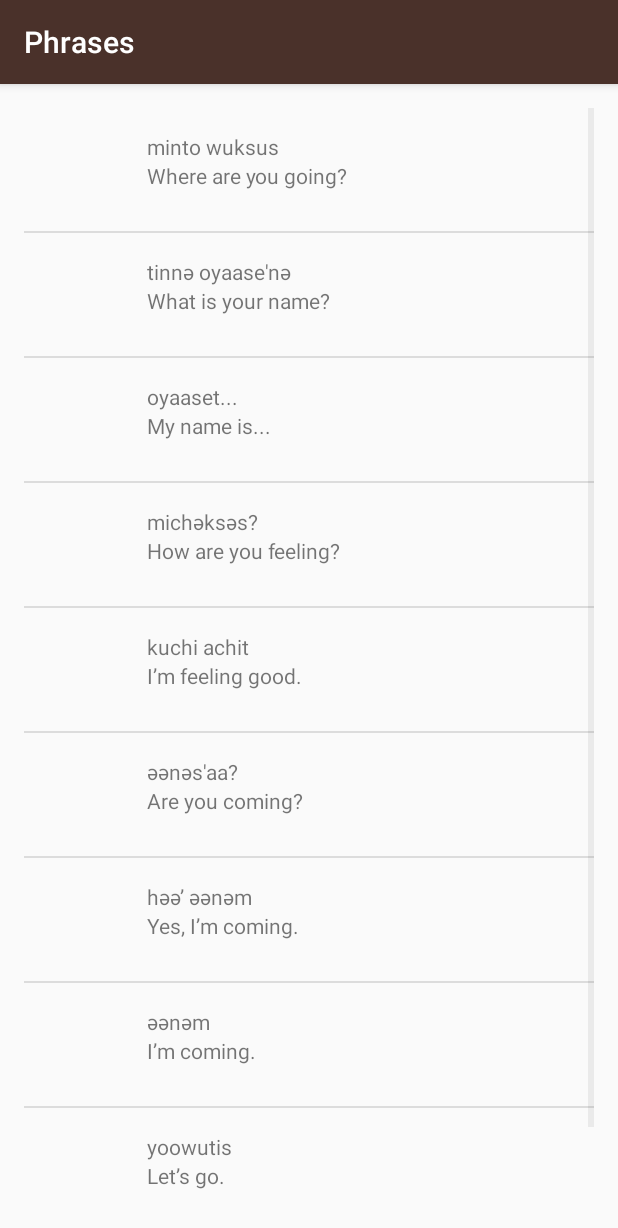
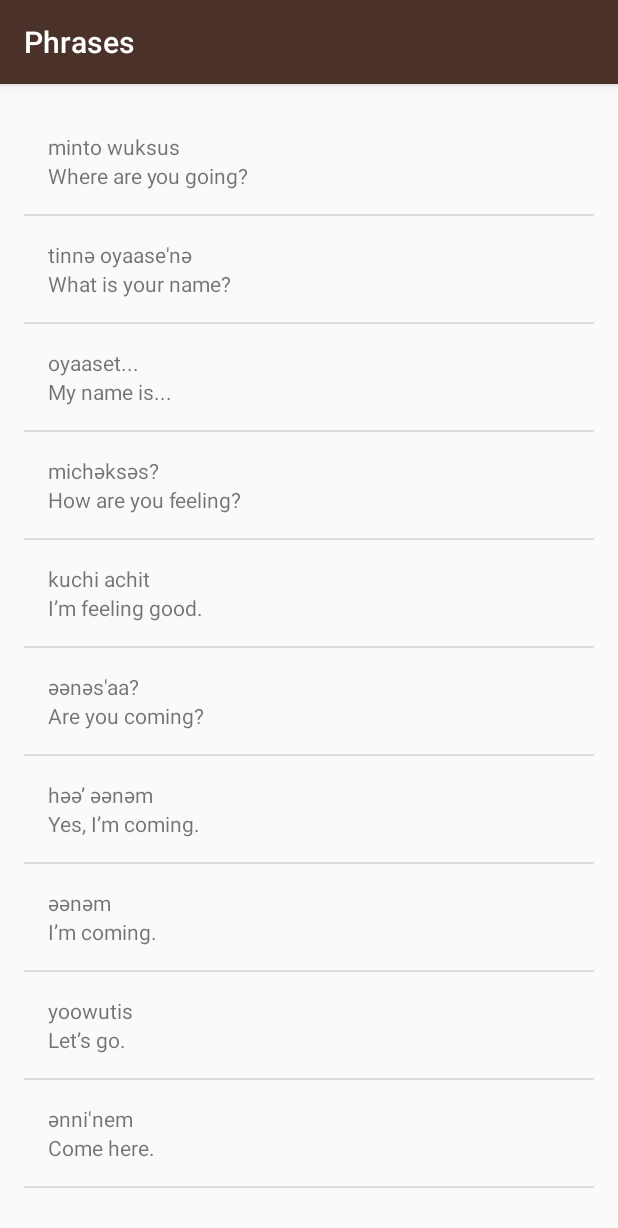
Before and after one commit to s-cayne/Miwok, an Android app: the PhrasesActivity screen opened directly, with no data from a screen before it, on a phone screen of 412 x 824 dp. Shown: the top 1228 px of the screen. Run offline under Robolectric (Android 15) with nearby library versions, the phone set to English and light mode, and no system bars.

Commit message:
Fixed the Phrases activity. The activity does now have a huge space where the icons are supposed to be

```diff
--- a/app/src/main/java/com/example/android/miwok/Word.java
+++ b/app/src/main/java/com/example/android/miwok/Word.java
@@ -8,7 +8,9 @@ public class Word {
 
     private String mDefaultTranslation;
     private String mMiwokTranslation;
-    private int mImageResourceId;
+    private int mImageResourceId = NO_IMAGE_PROVIDED;
+
+    private static final int NO_IMAGE_PROVIDED = -1;
 
     public Word(String defaultTranslation, String miwokTranslation) {
         mDefaultTranslation = defaultTranslation;
@@ -33,4 +35,11 @@ public class Word {
         return mImageResourceId;
     }
 
+    /**
+     * Returns whether or not there is an image for this word
+     * @return
+     */
+    public boolean hasImage(){
+        return mImageResourceId != NO_IMAGE_PROVIDED;
+    }
 }
--- a/app/src/main/java/com/example/android/miwok/WordAdapter.java
+++ b/app/src/main/java/com/example/android/miwok/WordAdapter.java
@@ -45,8 +45,18 @@ public class WordAdapter extends ArrayAdapter<Word> {
         defaultTextView.setText(currentWord.getDefaultTranslation());
 
         ImageView iconView = (ImageView) listItemView.findViewById(R.id.list_item_icon);
-        iconView.setImageResource(currentWord.getImageResourceId());
 
+        if(currentWord.hasImage()){
+            // set iconView to the image resource at the current word
+            iconView.setImageResource(currentWord.getImageResourceId());
+
+            // set view as visible
+            iconView.setVisibility(View.VISIBLE);
+        }
+        else{
+            // else hide image
+            iconView.setVisibility(View.GONE);
+        }
         // Return the whole list item layout (containing 2 TextViews and an ImageView)
         // so that it can be shown in the ListView
         return listItemView;
```
